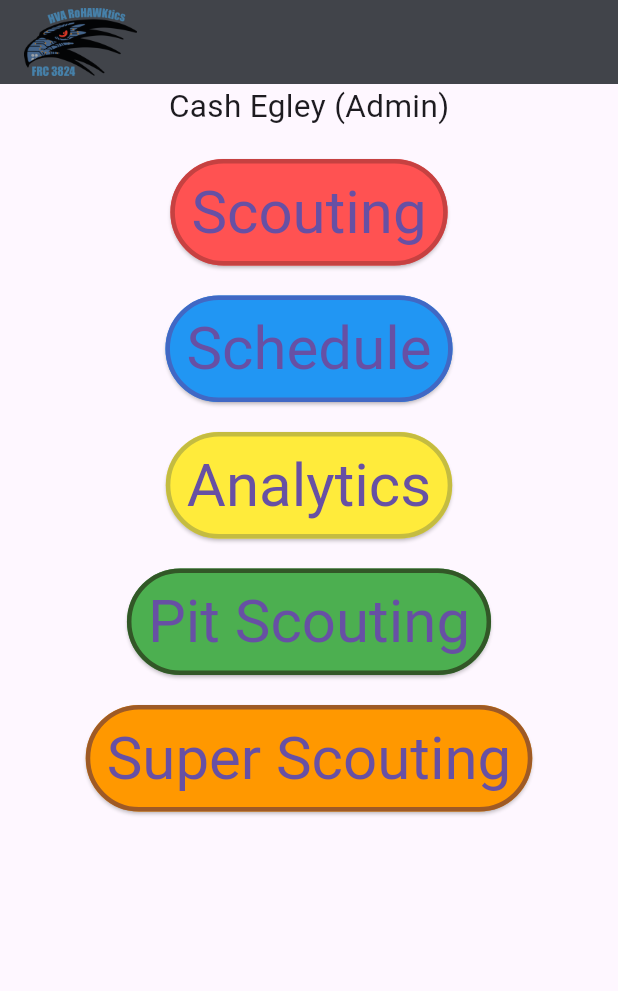
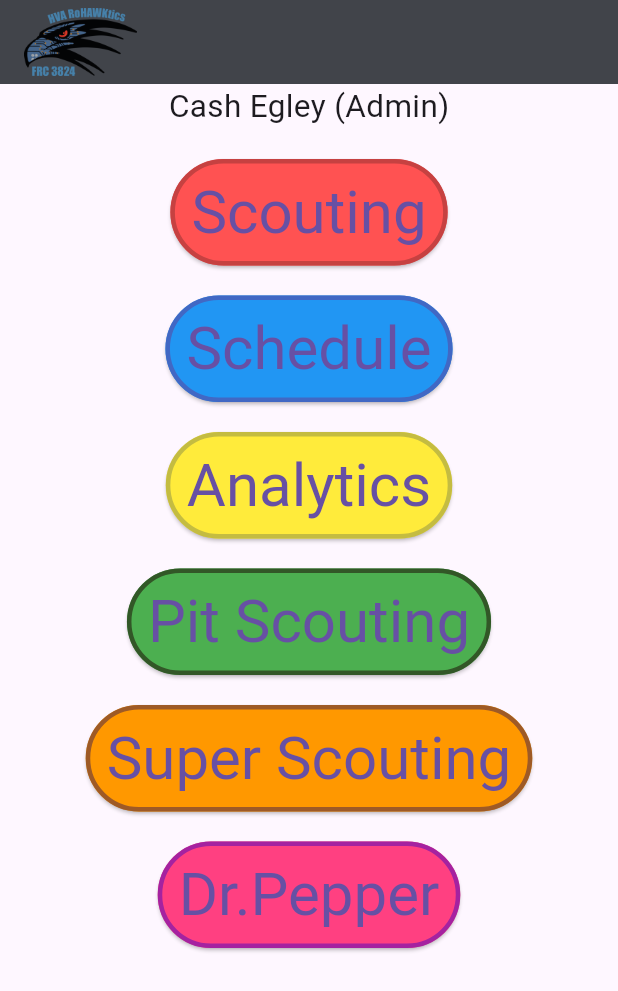
Before and after one commit to skybl0cker/ScoutinFRC, a Flutter app: the screen it shows after launch, on a phone screen of 412 x 824 dp. Shown: the top 991 px of the screen. Run offline on Flutter 3.47's test engine with Material 2 defaults, Android fonts, the phone set to English and light mode, and no system bars.

Commit message:
helped trinity code for the first time

```diff
--- a/lib/main.dart
+++ b/lib/main.dart
@@ -177,6 +177,32 @@ class _ScoutingHomePageState extends State<ScoutingHomePage>{
               side: const BorderSide(width:3, color: Color.fromRGBO(158, 90, 38, 1)),
               ), child: const Text("Super Scouting"),
             ),
+            const SizedBox(height: 20,),
+            ElevatedButton(
+              onPressed: () {
+                showDialog(
+                  context: context,
+                  builder: (context) => AlertDialog(
+                    title: const Text('Woops!'),
+                    content: const Text(
+                      'This page is still under development.'
+                    ) ,
+                    actions: [
+                      TextButton(
+                        child: const Text('OK'),
+                        onPressed: () => Navigator.pop(context),
+                      )
+                    ],
+                  ),
+                );
+              },
+              style: TextButton.styleFrom(
+              textStyle: const TextStyle(fontSize: 40,color: Colors.black),
+              padding: const EdgeInsets.only(left: 14, top: 12, right: 14, bottom: 12),
+              backgroundColor: Colors.pinkAccent,
+              side: const BorderSide(width: 3, color: Color.fromARGB(255, 165, 34, 160))
+              ), child: const Text("Dr.Pepper"),
+            ),
           ],
         ),
       ),
```
